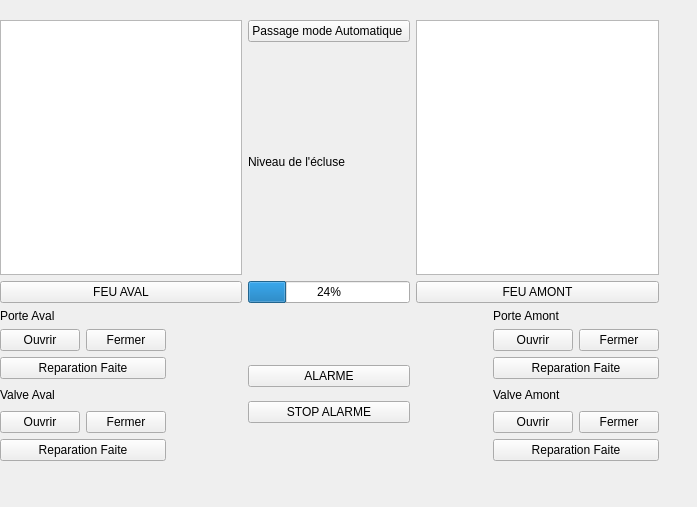
The window that expert.ui (Alpam/Ecluse) describes before a commit, drawn with Qt 5.
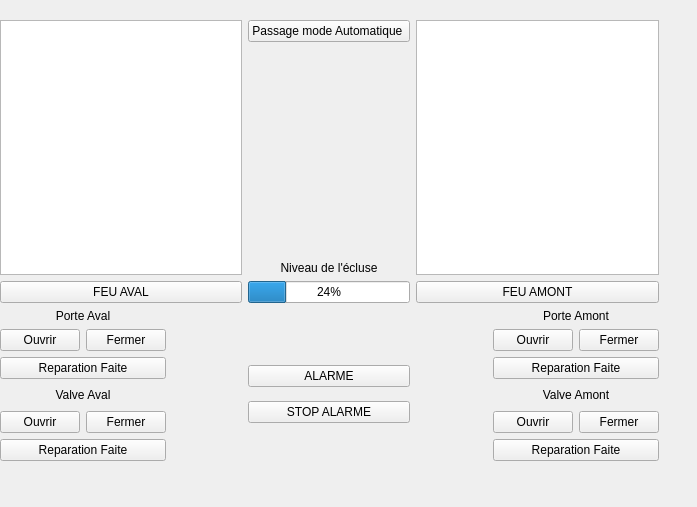
The same window after the commit.

```diff
--- a/expert.ui
+++ b/expert.ui
@@ -46,6 +46,9 @@
       <property name="text">
        <string>Valve Aval</string>
       </property>
+      <property name="alignment">
+       <set>Qt::AlignCenter</set>
+      </property>
      </widget>
     </item>
     <item row="5" column="4" rowspan="3">
@@ -82,6 +85,9 @@
           <property name="text">
            <string>Niveau de l'écluse</string>
           </property>
+          <property name="alignment">
+           <set>Qt::AlignBottom|Qt::AlignHCenter</set>
+          </property>
          </widget>
         </item>
        </layout>
@@ -222,6 +228,9 @@
       <property name="text">
        <string>Porte Amont</string>
       </property>
+      <property name="alignment">
+       <set>Qt::AlignCenter</set>
+      </property>
      </widget>
     </item>
     <item row="6" column="6">
@@ -229,6 +238,9 @@
       <property name="text">
        <string>Valve Amont</string>
       </property>
+      <property name="alignment">
+       <set>Qt::AlignCenter</set>
+      </property>
      </widget>
     </item>
     <item row="1" column="1">
@@ -236,6 +248,9 @@
       <property name="text">
        <string>Porte Aval</string>
       </property>
+      <property name="alignment">
+       <set>Qt::AlignCenter</set>
+      </property>
      </widget>
     </item>
     <item row="0" column="1" colspan="3">
```
